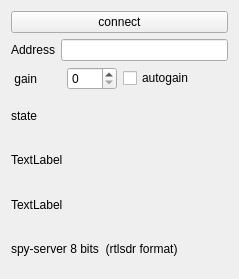
Qt form src/devices/spy-server/spyserver-client.ui (tomneda/DABstar) before a commit.
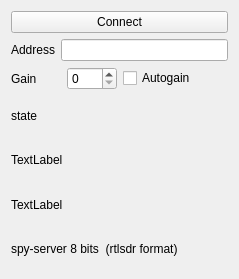
The same form after that commit.

Commit message: Load or save settings for SpyServer client

The edit to the form file:
```diff
--- a/src/devices/spy-server/spyserver-client.ui
+++ b/src/devices/spy-server/spyserver-client.ui
@@ -19,7 +19,7 @@
      <item>
       <widget class="QPushButton" name="btnConnect">
        <property name="text">
-        <string>connect</string>
+        <string>Connect</string>
        </property>
       </widget>
      </item>
@@ -46,7 +46,7 @@
        <item>
         <widget class="QLabel" name="label_2">
          <property name="text">
-          <string> gain</string>
+          <string>Gain</string>
          </property>
         </widget>
        </item>
@@ -62,7 +62,7 @@
      <item>
       <widget class="QCheckBox" name="autogain_selector">
        <property name="text">
-        <string>autogain</string>
+        <string>Autogain</string>
        </property>
       </widget>
      </item>
```
Left out of the diff: 4 changed lines with no effect on the pictures. The commit also changes 4 other files.
